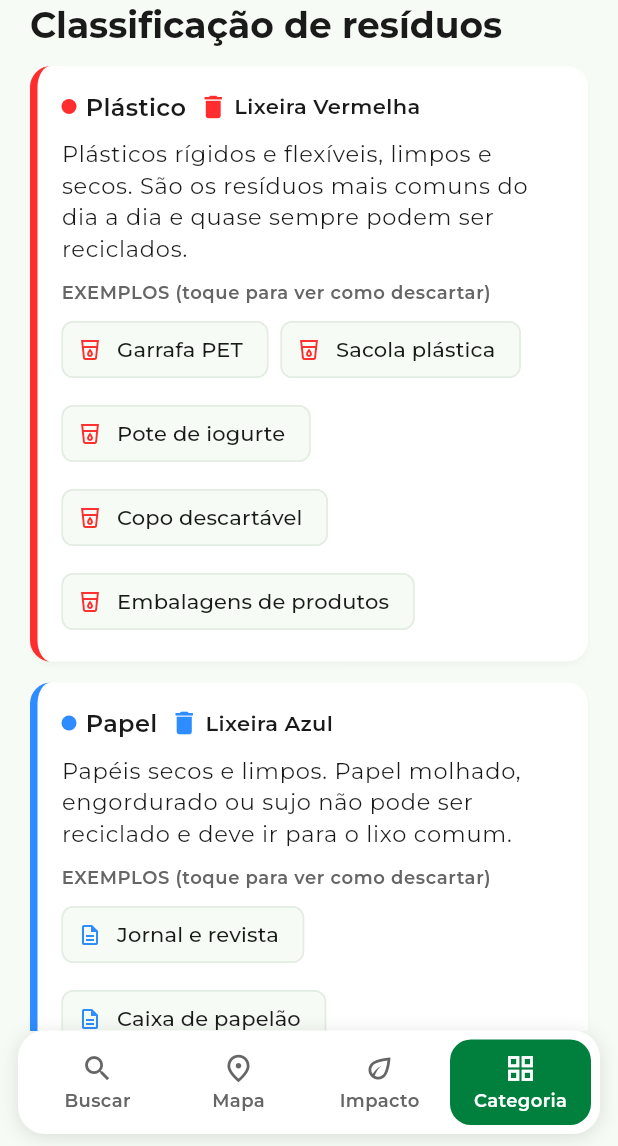
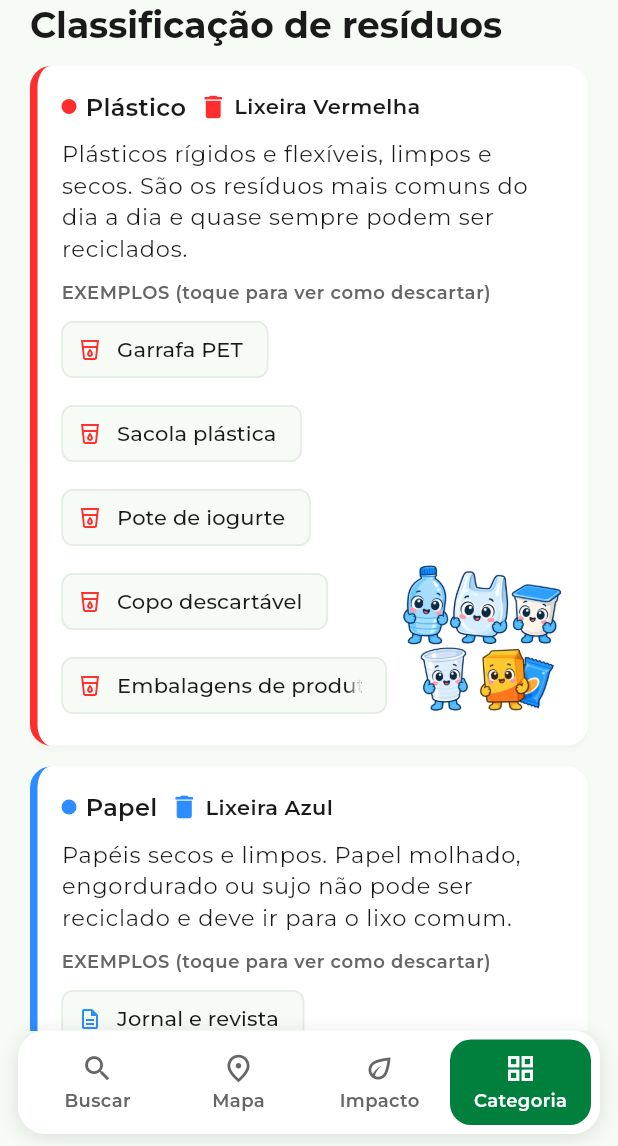
Before and after one commit to Hapolo11/LixoZero, a Flutter app: the screen it shows once a user with an empty profile is signed in, item 4 of the bottom bar chosen, on a phone screen of 412 x 824 dp, the part 90-1236 px from its top. Run offline on Flutter 3.47's test engine with Material 3 defaults, Android fonts, the phone set to English and light mode, and no system bars; our stand-ins replace cloud_firestore, connectivity_plus, firebase_auth, firebase_core, flutter_local_notifications, flutter_timezone and 5 more; missing offline and left inert: google_mlkit_image_labeling; accounts and stored records are empty.

Commit message:
Feat: mascotes ilustrados nos cards da tela Categorias
- Um mascote por categoria (Plástico, Papel, Vidro, Metal, Orgânico e Perigoso),
  à direita da lista de exemplos, alinhado embaixo. As imagens vão no app e
  funcionam offline (RNF03).
- Widget MascoteCategoria, que aceita o nome com ou sem acento e não quebra o card
  se a imagem faltar.
- assets/mascotes/ registrado no pubspec.yaml e entrada no CHANGELOG.

```diff
--- a/lib/screens/categorias_screen.dart
+++ b/lib/screens/categorias_screen.dart
@@ -6,6 +6,7 @@ import '../models/categoria.dart';
 import '../state/navegacao_model.dart';
 import '../theme/app_theme.dart';
 import '../widgets/comuns.dart';
+import '../widgets/mascote_categoria.dart';
 import 'compostagem_screen.dart';
 
 /// Todas as categorias numa rolagem só, para dar para comparar sem ficar tocando.
@@ -81,7 +82,11 @@ class _CartaoCategoria extends StatelessWidget {
             const SizedBox(height: 10),
             Text('EXEMPLOS (toque para ver como descartar)', style: estilos.labelSmall),
             const SizedBox(height: 6),
-            Wrap(
+            Row(
+              crossAxisAlignment: CrossAxisAlignment.end,
+              children: [
+                Expanded(
+                  child: Wrap(
                     spacing: 8,
                     runSpacing: 8,
                     children: [
@@ -93,6 +98,11 @@ class _CartaoCategoria extends StatelessWidget {
                           side: const BorderSide(color: AppColors.borda),
                           onPressed: () => context.read<NavegacaoModel>().buscar(exemplo),
                         ),
+                    ],
+                  ),
+                ),
+                const SizedBox(width: 8),
+                MascoteCategoria(categoria: categoria.nome, tamanho: 110),
               ],
             ),
             // RF06: a compostagem fica dentro do Orgânico, sem aba nova (RNF10).
--- /dev/null
+++ b/lib/widgets/mascote_categoria.dart
@@ -0,0 +1,67 @@
+import 'package:flutter/material.dart';
+
+/// Mascotes ilustrados de cada categoria de resíduo (tela Categorias).
+///
+/// As imagens ficam em `assets/mascotes/` e funcionam offline (RNF03),
+/// pois vão empacotadas no próprio app.
+class MascoteCategoria extends StatelessWidget {
+  const MascoteCategoria({
+    super.key,
+    required this.categoria,
+    this.tamanho = 110,
+  });
+
+  /// Nome da categoria como aparece no app: "Plástico", "Papel", "Vidro",
+  /// "Orgânico", "Perigoso" ou "Metal" (aceita com ou sem acento).
+  final String categoria;
+  final double tamanho;
+
+  static const Map<String, String> _caminhos = {
+    'plastico': 'assets/mascotes/plastico.png',
+    'papel': 'assets/mascotes/papel.png',
+    'vidro': 'assets/mascotes/vidro.png',
+    'organico': 'assets/mascotes/organico.png',
+    'perigoso': 'assets/mascotes/perigoso.png',
+    'metal': 'assets/mascotes/metal.png',
+  };
+
+  static String _normalizar(String texto) => texto
+      .toLowerCase()
+      .trim()
+      .replaceAll('á', 'a')
+      .replaceAll('â', 'a')
+      .replaceAll('ã', 'a')
+      .replaceAll('é', 'e')
+      .replaceAll('ê', 'e')
+      .replaceAll('í', 'i')
+      .replaceAll('ó', 'o')
+      .replaceAll('ô', 'o')
+      .replaceAll('õ', 'o')
+      .replaceAll('ú', 'u')
+      .replaceAll('ç', 'c');
+
+  /// Caminho do asset para a categoria, ou null se não existir mascote.
+  static String? caminhoPara(String categoria) =>
+      _caminhos[_normalizar(categoria)];
+
+  @override
+  Widget build(BuildContext context) {
+    final caminho = caminhoPara(categoria);
+    if (caminho == null) return SizedBox(width: tamanho, height: tamanho);
+
+    return Semantics(
+      label: 'Mascotes da categoria $categoria',
+      image: true,
+      child: Image.asset(
+        caminho,
+        width: tamanho,
+        height: tamanho,
+        fit: BoxFit.contain,
+        filterQuality: FilterQuality.medium,
+        // Se o asset faltar, não quebra o card.
+        errorBuilder: (_, _, _) =>
+            SizedBox(width: tamanho, height: tamanho),
+      ),
+    );
+  }
+}
--- a/pubspec.yaml
+++ b/pubspec.yaml
@@ -45,6 +45,7 @@ flutter:
   assets:
     - assets/data/
     - assets/images/
+    - assets/mascotes/
 
   fonts:
     - family: Montserrat
```
Also changed, not shown: assets/mascotes/metal.png (added), assets/mascotes/organico.png (added), assets/mascotes/papel.png (added), assets/mascotes/perigoso.png (added), assets/mascotes/plastico.png (added), assets/mascotes/vidro.png (added), 1 other file. Lines whose indentation alone changed are shown as unchanged.
